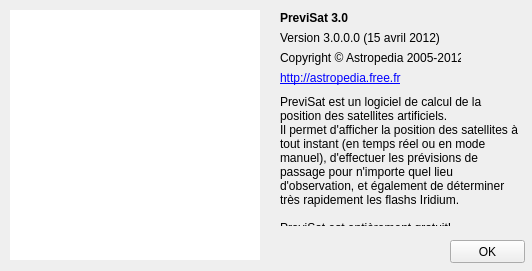
Old version of the form apropos.ui in the repository mconsidine/previsat_archive.
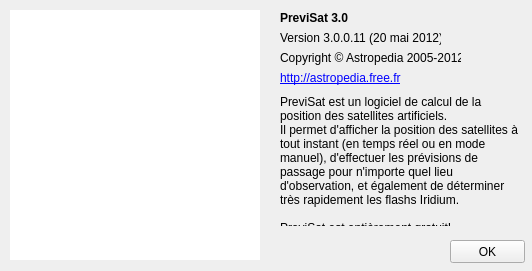
New version of the form.

```diff
--- a/apropos.ui
+++ b/apropos.ui
@@ -98,7 +98,7 @@
      </rect>
     </property>
     <property name="text">
-     <string>Version 3.0.0.0 (15 avril 2012)</string>
+     <string>Version 3.0.0.11 (20 mai 2012)</string>
     </property>
    </widget>
    <widget class="QLabel" name="informationsCopyright">
```
